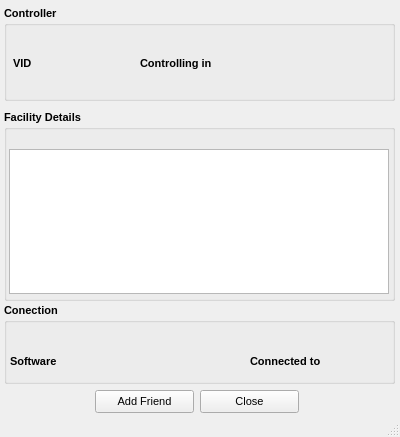
emper0r/IVAO-status, file QtUI/ControllerInfo_UI.ui: the form before one commit.
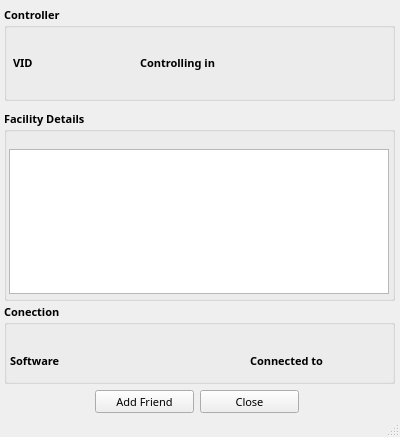
The form after the commit.

Commit message:
* Set 'Sans Serif' font in the app
    + I guess with this now I can setup strict the position
      of the widgets for 2 classic enviroments, KDE and Gnome
      because this font exist in the system when Debian
      is installed because Gnome use one type different
      than KDE 'Deja Vu' font (at least in my system).
    - I'm trying to standarize in Enlightenment too

Diff of the .ui file:
```diff
--- a/QtUI/ControllerInfo_UI.ui
+++ b/QtUI/ControllerInfo_UI.ui
@@ -45,13 +45,14 @@
     <property name="geometry">
      <rect>
       <x>15</x>
-      <y>22</y>
-      <width>211</width>
+      <y>23</y>
+      <width>371</width>
       <height>16</height>
      </rect>
     </property>
     <property name="font">
      <font>
+      <family>Sans Serif</family>
       <pointsize>8</pointsize>
       <weight>50</weight>
       <bold>false</bold>
@@ -75,6 +76,7 @@
     </property>
     <property name="font">
      <font>
+      <family>Sans Serif</family>
       <pointsize>8</pointsize>
       <weight>75</weight>
       <bold>true</bold>
@@ -121,6 +123,7 @@
     </property>
     <property name="font">
      <font>
+      <family>Sans Serif</family>
       <pointsize>8</pointsize>
       <weight>75</weight>
       <bold>true</bold>
@@ -183,13 +186,14 @@
     <property name="geometry">
      <rect>
       <x>13</x>
-      <y>124</y>
+      <y>125</y>
       <width>231</width>
       <height>20</height>
      </rect>
     </property>
     <property name="font">
      <font>
+      <family>Sans Serif</family>
       <pointsize>8</pointsize>
      </font>
     </property>
@@ -236,6 +240,7 @@
     </property>
     <property name="font">
      <font>
+      <family>Sans Serif</family>
       <pointsize>8</pointsize>
       <weight>50</weight>
       <bold>false</bold>
@@ -274,7 +279,7 @@
    <widget class="QLabel" name="ConnectedText">
     <property name="geometry">
      <rect>
-      <x>330</x>
+      <x>338</x>
       <y>351</y>
       <width>31</width>
       <height>20</height>
@@ -282,6 +287,7 @@
     </property>
     <property name="font">
      <font>
+      <family>Sans Serif</family>
       <pointsize>8</pointsize>
       <weight>50</weight>
       <bold>false</bold>
@@ -305,6 +311,7 @@
     </property>
     <property name="font">
      <font>
+      <family>Sans Serif</family>
       <pointsize>8</pointsize>
      </font>
     </property>
@@ -326,6 +333,7 @@
     </property>
     <property name="font">
      <font>
+      <family>Sans Serif</family>
       <pointsize>8</pointsize>
      </font>
     </property>
@@ -347,6 +355,7 @@
     </property>
     <property name="font">
      <font>
+      <family>Sans Serif</family>
       <pointsize>8</pointsize>
       <weight>75</weight>
       <bold>true</bold>
@@ -370,6 +379,7 @@
     </property>
     <property name="font">
      <font>
+      <family>Sans Serif</family>
       <pointsize>8</pointsize>
       <weight>75</weight>
       <bold>true</bold>
@@ -393,6 +403,7 @@
     </property>
     <property name="font">
      <font>
+      <family>Sans Serif</family>
       <pointsize>8</pointsize>
      </font>
     </property>
@@ -414,6 +425,7 @@
     </property>
     <property name="font">
      <font>
+      <family>Sans Serif</family>
       <pointsize>8</pointsize>
       <weight>75</weight>
       <bold>true</bold>
@@ -437,6 +449,7 @@
     </property>
     <property name="font">
      <font>
+      <family>Sans Serif</family>
       <pointsize>8</pointsize>
       <weight>75</weight>
       <bold>true</bold>
@@ -460,6 +473,7 @@
     </property>
     <property name="font">
      <font>
+      <family>Sans Serif</family>
       <pointsize>8</pointsize>
       <weight>75</weight>
       <bold>true</bold>
```
Left out of the diff: 9 changed lines with no effect on the pictures. The commit also changes 8 other files.
